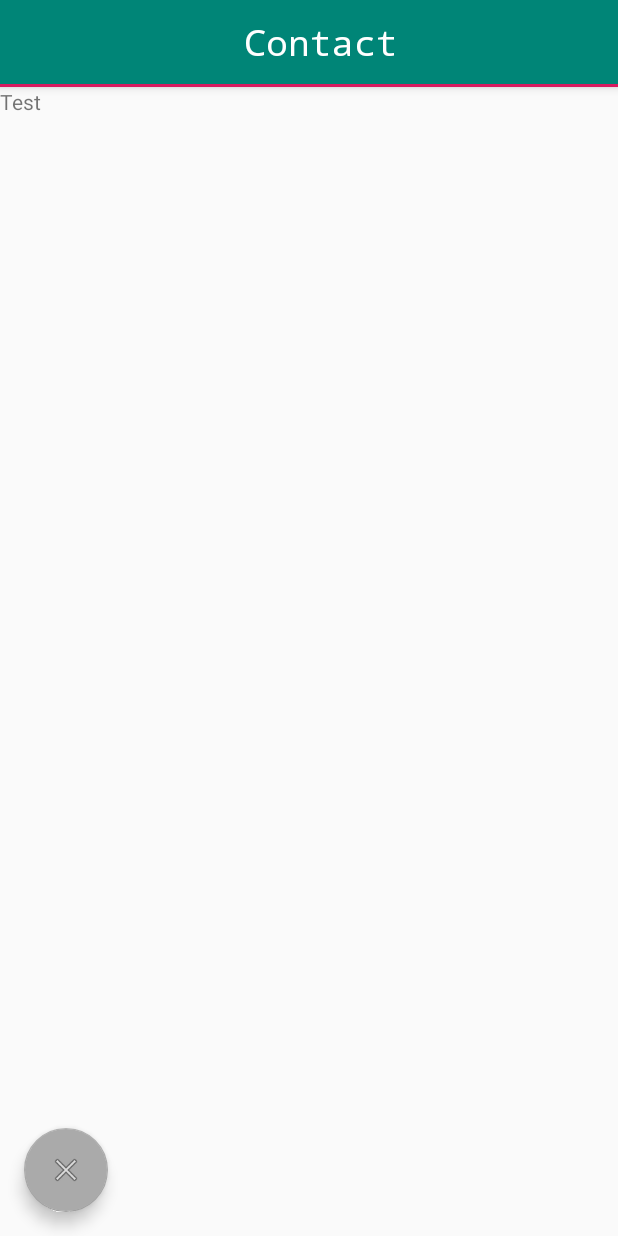
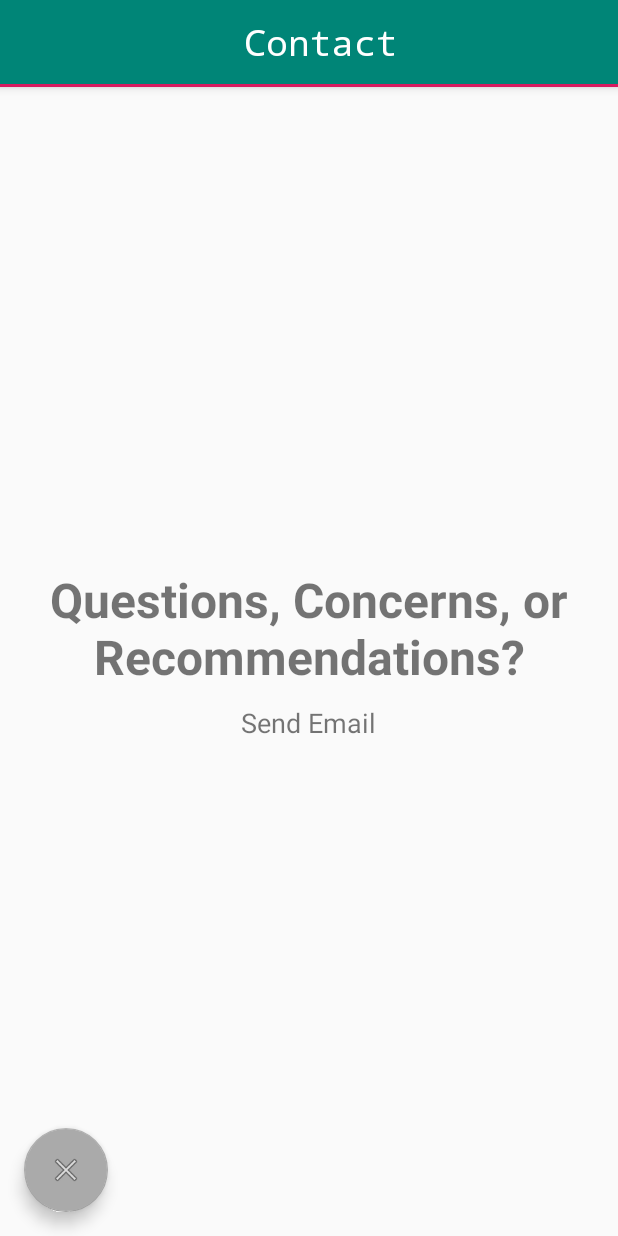
Before and after one commit to Cortlandd/CosRoulette-Android, an Android app: the ContactActivity screen opened directly, with no data from a screen before it, on a phone screen of 412 x 824 dp. Run offline under Robolectric (Android 15) with nearby library versions, the phone set to English and light mode, and no system bars.

Commit message:
Implemented additional changes to pages.

```diff
--- a/app/src/main/res/layout/activity_contact.xml
+++ b/app/src/main/res/layout/activity_contact.xml
@@ -39,10 +39,44 @@
         android:layout_width="match_parent"
         android:layout_height="match_parent">
 
-        <TextView
-            android:text="Test"
-            android:layout_width="wrap_content"
-            android:layout_height="wrap_content" />
+        <LinearLayout
+            android:orientation="vertical"
+            android:layout_gravity="center"
+            android:layout_width="match_parent"
+            android:layout_height="match_parent">
+
+            <LinearLayout
+                android:orientation="vertical"
+                android:layout_width="match_parent"
+                android:layout_height="wrap_content">
+
+                <TextView
+                    android:text="Questions, Concerns, or Recommendations?"
+                    android:textSize="32sp"
+                    android:gravity="center"
+                    android:textStyle="bold"
+                    android:layout_width="wrap_content"
+                    android:layout_height="wrap_content" />
+
+            </LinearLayout>
+
+            <LinearLayout
+                android:orientation="vertical"
+                android:layout_margin="10dp"
+                android:gravity="center"
+                android:layout_width="match_parent"
+                android:layout_height="wrap_content">
+
+                <TextView
+                    android:text="Send Email"
+                    android:textSize="18sp"
+                    android:layout_width="wrap_content"
+                    android:layout_height="wrap_content" />
+
+            </LinearLayout>
+
+        </LinearLayout>
+
 
     </androidx.core.widget.NestedScrollView>
 
--- a/app/src/main/res/layout/fragment_about.xml
+++ b/app/src/main/res/layout/fragment_about.xml
@@ -23,7 +23,7 @@
                 android:layout_width="wrap_content"
                 android:layout_height="wrap_content"
                 android:layout_margin="10dp"
-                android:text="Makeup Roulette"
+                android:text="@string/app_name"
                 android:textSize="32sp"
                 android:textStyle="bold" />
 
--- a/app/src/main/res/layout/fragment_faq.xml
+++ b/app/src/main/res/layout/fragment_faq.xml
@@ -7,8 +7,10 @@
 
     <!-- TODO: Update blank fragment layout -->
     <TextView
+        android:layout_gravity="center"
+        android:gravity="center"
         android:layout_width="match_parent"
         android:layout_height="match_parent"
-        android:text="FAQ Fragment" />
+        android:text="Frequently Asked Questions" />
 
 </FrameLayout>
--- a/app/src/main/res/layout/fragment_licenses.xml
+++ b/app/src/main/res/layout/fragment_licenses.xml
@@ -9,6 +9,8 @@
     <TextView
         android:layout_width="match_parent"
         android:layout_height="match_parent"
-        android:text="Open Source Licenses Fragment" />
+        android:layout_gravity="center"
+        android:gravity="center"
+        android:text="Need Open Source Licenses" />
 
 </FrameLayout>
```
